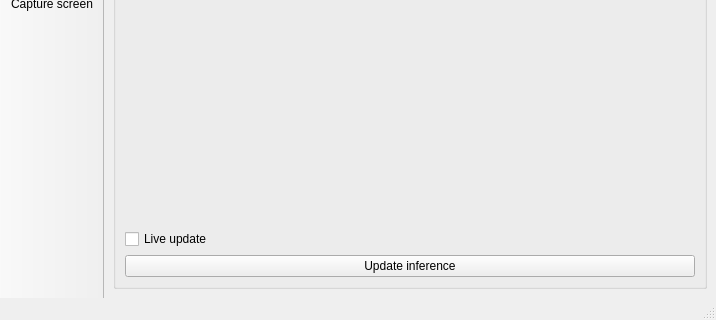
First picture: the form in interface.ui, repository s-du/FocusPocusAI, before the edit; both pictures show x 0 to 716 and y 170 to 490 of the 716 by 490 pixel window.
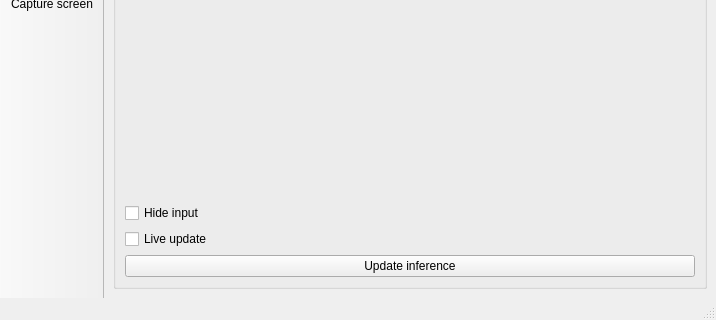
Second picture: the form after the edit.

Commit message: option to hide input

```diff
--- a/interface.ui
+++ b/interface.ui
@@ -145,6 +145,13 @@
          <item>
           <layout class="QHBoxLayout" name="horizontalLayout_4"/>
          </item>
+         <item>
+          <widget class="QCheckBox" name="checkBox_hide">
+           <property name="text">
+            <string>Hide input</string>
+           </property>
+          </widget>
+         </item>
          <item>
           <widget class="QCheckBox" name="checkBox">
            <property name="text">
```
The commit also changes 1 other file.
